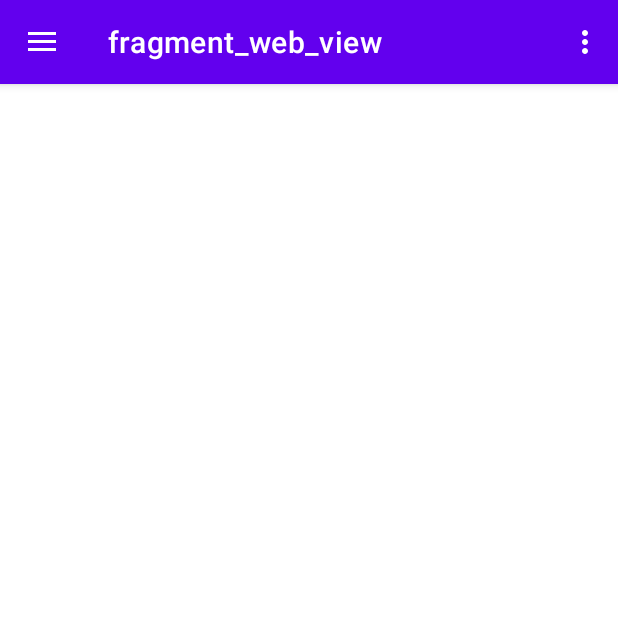
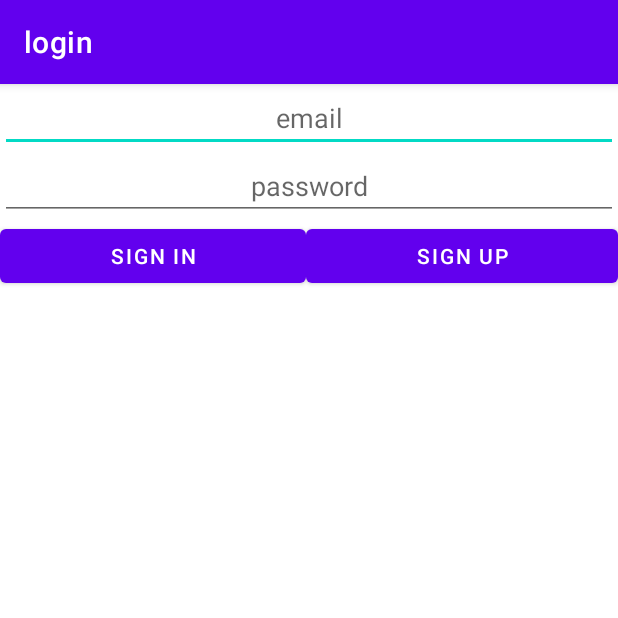
Before and after one commit to fokypoky/AndroidLessons, an Android app: the screen it shows after launch (MainActivity before the commit, LoginActivity after it), on a phone screen of 412 x 824 dp, the top half of it. Run offline under Robolectric (Android 15) with nearby library versions, the phone set to English and light mode, and no system bars; our stand-ins replace Firebase (no records; nobody signed in at launch, a user with empty details on screens opened directly).

Commit message:
Lesson 7 - авторизация

```diff
--- a/app/build.gradle
+++ b/app/build.gradle
@@ -1,5 +1,6 @@
 plugins {
     id 'com.android.application'
+    id 'com.google.gms.google-services'
 }
 
 android {
@@ -43,6 +44,7 @@ dependencies {
     implementation 'androidx.lifecycle:lifecycle-viewmodel-ktx:2.4.1'
     implementation 'androidx.navigation:navigation-fragment:2.5.3'
     implementation 'androidx.navigation:navigation-ui:2.5.3'
+    implementation 'com.google.firebase:firebase-auth:22.0.0'
     testImplementation 'junit:junit:4.13.2'
     androidTestImplementation 'androidx.test.ext:junit:1.1.5'
     androidTestImplementation 'androidx.test.espresso:espresso-core:3.5.1'
--- /dev/null
+++ b/app/src/main/java/ru/mirea/petukhov/a/mireaproject/LoginActivity.java
@@ -0,0 +1,139 @@
+package ru.mirea.petukhov.a.mireaproject;
+
+import androidx.annotation.NonNull;
+import androidx.appcompat.app.AppCompatActivity;
+
+import android.annotation.SuppressLint;
+import android.content.Intent;
+import android.os.Bundle;
+import android.text.TextUtils;
+import android.util.Log;
+import android.view.View;
+import android.widget.Toast;
+
+import com.google.android.gms.tasks.OnCompleteListener;
+import com.google.android.gms.tasks.Task;
+import com.google.firebase.auth.AuthResult;
+import com.google.firebase.auth.FirebaseAuth;
+import com.google.firebase.auth.FirebaseUser;
+
+import java.util.Objects;
+
+import ru.mirea.petukhov.a.mireaproject.databinding.ActivityLoginBinding;
+
+public class LoginActivity extends AppCompatActivity {
+    private ActivityLoginBinding binding;
+    private final String TAG = LoginActivity.class.getSimpleName();
+    private FirebaseAuth mAuth;
+    private FirebaseAuth.AuthStateListener mAuthListener;
+    @Override
+    protected void onCreate(Bundle savedInstanceState) {
+        super.onCreate(savedInstanceState);
+        binding = ActivityLoginBinding.inflate(getLayoutInflater());
+        setContentView(binding.getRoot());
+
+        mAuth = FirebaseAuth.getInstance();
+
+        mAuthListener = new FirebaseAuth.AuthStateListener() {
+            @Override
+            public void onAuthStateChanged(@NonNull FirebaseAuth firebaseAuth) {
+                FirebaseUser user = firebaseAuth.getCurrentUser();
+                if (user != null) {
+                    Log.d(MainActivity.class.getSimpleName(), "onAuthStateChanged:signed_in:" + user.getUid());
+                } else {
+                    Log.d(MainActivity.class.getSimpleName(), "onAuthStateChanged:signed_out");
+                }
+                updateUI(user);
+            }
+        };
+
+        binding.signInButton.setOnClickListener(new View.OnClickListener() {
+            @Override
+            public void onClick(View v) {
+                String email = binding.emailField.getText().toString();
+                String password = binding.passwordField.getText().toString();
+                signIn(email, password);
+            }
+        });
+
+        binding.signUpButton.setOnClickListener(new View.OnClickListener() {
+            @Override
+            public void onClick(View v) {
+                String email = binding.emailField.getText().toString();
+                String password = binding.passwordField.getText().toString();
+                createAccount(email, password);
+            }
+        });
+    }
+    @Override
+    public void onStart(){
+        super.onStart();
+        mAuth.addAuthStateListener(mAuthListener);
+    }
+
+    private void updateUI(FirebaseUser user) {
+
+    }
+    private void signIn(String email, String password){
+        Log.d(MainActivity.class.getSimpleName(), "signIn:" + email);
+        if (!validateForm()) {
+            return;
+        }
+        mAuth.signInWithEmailAndPassword(email, password)
+                .addOnCompleteListener(this, new OnCompleteListener<AuthResult>() {
+                    @Override
+                    public void onComplete(@NonNull Task<AuthResult> task) {
+                        Log.d(MainActivity.class.getSimpleName(), "signInWithEmail:onComplete:" + task.isSuccessful());
+                        if (!task.isSuccessful()) {
+                            Log.w(MainActivity.class.getSimpleName(), "signInWithEmail:failed", task.getException());
+                            Toast.makeText(LoginActivity.this, "Authentication failed", Toast.LENGTH_SHORT).show();
+                        }
+                        else{
+                            Intent intent = new Intent(LoginActivity.this, MainActivity.class);
+                            startActivity(intent);
+                        }
+                    }
+                });
+    }
+    private void createAccount(String email, String password){
+        Log.d(MainActivity.class.getSimpleName(), "createAccount:" + email);
+        if (!validateForm()) {
+            return;
+        }
+        mAuth.createUserWithEmailAndPassword(email, password)
+                .addOnCompleteListener(this, new OnCompleteListener<AuthResult>() {
+                    @Override
+                    public void onComplete(@NonNull Task<AuthResult> task) {
+                        Log.d(MainActivity.class.getSimpleName(), "createUserWithEmail:onComplete:" + task.isSuccessful());
+
+                        if (!task.isSuccessful()) {
+                            Toast.makeText(LoginActivity.this, "Authentication failed", Toast.LENGTH_SHORT).show();
+                        }
+                        else {
+                            Toast.makeText(getBaseContext(), "Check your email", Toast.LENGTH_LONG).show();
+                        }
+                    }
+                });
+    }
+    private boolean validateForm() {
+        boolean valid = true;
+
+        String email = binding.emailField.getText().toString();
+        if (TextUtils.isEmpty(email)) {
+            binding.emailField.setError("Required.");
+            valid = false;
+        } else {
+            binding.emailField.setError(null);
+        }
+
+        String password = binding.passwordField.getText().toString();
+        if (TextUtils.isEmpty(password)) {
+            binding.passwordField.setError("Required.");
+            valid = false;
+        } else {
+            binding.passwordField.setError(null);
+        }
+
+        return valid;
+    }
+}
--- /dev/null
+++ b/app/src/main/res/layout/activity_login.xml
@@ -0,0 +1,53 @@
+<?xml version="1.0" encoding="utf-8"?>
+<androidx.constraintlayout.widget.ConstraintLayout xmlns:android="http://schemas.android.com/apk/res/android"
+    xmlns:app="http://schemas.android.com/apk/res-auto"
+    xmlns:tools="http://schemas.android.com/tools"
+    android:layout_width="match_parent"
+    android:layout_height="match_parent"
+    tools:context=".LoginActivity">
+
+    <LinearLayout
+        android:layout_width="match_parent"
+        android:layout_height="match_parent"
+        android:orientation="vertical">
+
+        <EditText
+            android:id="@+id/emailField"
+            android:layout_width="match_parent"
+            android:layout_height="wrap_content"
+            android:ems="10"
+            android:inputType="textEmailAddress"
+            android:hint="email"
+            android:textAlignment="center"
+            />
+
+        <EditText
+            android:id="@+id/passwordField"
+            android:layout_width="match_parent"
+            android:layout_height="wrap_content"
+            android:hint="password"
+            android:textAlignment="center"
+            android:ems="10"
+            android:inputType="textPassword" />
+        <LinearLayout
+            android:id="@+id/signInButtons"
+            android:layout_width="match_parent"
+            android:layout_height="match_parent"
+            android:orientation="horizontal">
+
+            <Button
+                android:id="@+id/signInButton"
+                android:layout_width="wrap_content"
+                android:layout_height="wrap_content"
+                android:layout_weight="1"
+                android:text="Sign In" />
+
+            <Button
+                android:id="@+id/signUpButton"
+                android:layout_width="wrap_content"
+                android:layout_height="wrap_content"
+                android:layout_weight="1"
+                android:text="Sign Up" />
+        </LinearLayout>
+    </LinearLayout>
+</androidx.constraintlayout.widget.ConstraintLayout>
--- a/app/src/main/res/layout/activity_main.xml
+++ b/app/src/main/res/layout/activity_main.xml
@@ -5,6 +5,7 @@
     android:id="@+id/drawer_layout"
     android:layout_width="match_parent"
     android:layout_height="match_parent"
+    android:theme="@style/Theme.AppCompat.Light.NoActionBar"
     android:fitsSystemWindows="true"
     tools:openDrawer="start">
 
--- a/app/src/main/res/layout/fragment_camera.xml
+++ b/app/src/main/res/layout/fragment_camera.xml
@@ -4,6 +4,7 @@
     xmlns:tools="http://schemas.android.com/tools"
     android:layout_width="match_parent"
     android:layout_height="match_parent"
+    android:theme="@style/Theme.AppCompat.Light.NoActionBar"
     tools:context=".CameraFragment">
 
     <LinearLayout
--- a/app/src/main/res/layout/fragment_data.xml
+++ b/app/src/main/res/layout/fragment_data.xml
@@ -3,6 +3,7 @@
     xmlns:tools="http://schemas.android.com/tools"
     android:layout_width="match_parent"
     android:layout_height="match_parent"
+    android:theme="@style/Theme.AppCompat.Light.NoActionBar"
     tools:context=".DataFragment">
 
     <com.google.android.material.card.MaterialCardView
--- a/app/src/main/res/layout/fragment_file.xml
+++ b/app/src/main/res/layout/fragment_file.xml
@@ -4,6 +4,7 @@
     xmlns:tools="http://schemas.android.com/tools"
     android:layout_width="match_parent"
     android:layout_height="match_parent"
+    android:theme="@style/Theme.AppCompat.Light.NoActionBar"
     tools:context=".FileFragment">
 
     <androidx.constraintlayout.widget.ConstraintLayout
--- a/app/src/main/res/layout/fragment_gallery.xml
+++ b/app/src/main/res/layout/fragment_gallery.xml
@@ -4,6 +4,7 @@
     xmlns:tools="http://schemas.android.com/tools"
     android:layout_width="match_parent"
     android:layout_height="match_parent"
+    android:theme="@style/Theme.AppCompat.Light.NoActionBar"
     tools:context=".ui.gallery.GalleryFragment">
 
     <TextView
--- a/app/src/main/res/layout/fragment_home.xml
+++ b/app/src/main/res/layout/fragment_home.xml
@@ -3,6 +3,7 @@
     xmlns:app="http://schemas.android.com/apk/res-auto"
     xmlns:tools="http://schemas.android.com/tools"
     android:layout_width="match_parent"
+    android:theme="@style/Theme.AppCompat.Light.NoActionBar"
     android:layout_height="match_parent"
     tools:context=".ui.home.HomeFragment">
 
--- a/app/src/main/res/layout/fragment_notification.xml
+++ b/app/src/main/res/layout/fragment_notification.xml
@@ -2,6 +2,7 @@
 <FrameLayout xmlns:android="http://schemas.android.com/apk/res/android"
     xmlns:tools="http://schemas.android.com/tools"
     android:layout_width="match_parent"
+    android:theme="@style/Theme.AppCompat.Light.NoActionBar"
     android:layout_height="match_parent"
     tools:context=".notification">
 
--- a/app/src/main/res/layout/fragment_profile.xml
+++ b/app/src/main/res/layout/fragment_profile.xml
@@ -3,6 +3,7 @@
     xmlns:tools="http://schemas.android.com/tools"
     android:layout_width="match_parent"
     android:layout_height="match_parent"
+    android:theme="@style/Theme.AppCompat.Light.NoActionBar"
     tools:context=".ProfileFragment">
     <LinearLayout
         android:layout_width="match_parent"
--- a/app/src/main/res/layout/fragment_recorder.xml
+++ b/app/src/main/res/layout/fragment_recorder.xml
@@ -3,6 +3,7 @@
     xmlns:app="http://schemas.android.com/apk/res-auto"
     xmlns:tools="http://schemas.android.com/tools"
     android:layout_width="match_parent"
+    android:theme="@style/Theme.AppCompat.Light.NoActionBar"
     android:layout_height="match_parent"
     tools:context=".RecorderFragment">
 
--- a/app/src/main/res/layout/fragment_sensor.xml
+++ b/app/src/main/res/layout/fragment_sensor.xml
@@ -3,6 +3,7 @@
     xmlns:app="http://schemas.android.com/apk/res-auto"
     xmlns:tools="http://schemas.android.com/tools"
     android:layout_width="match_parent"
+    android:theme="@style/Theme.AppCompat.Light.NoActionBar"
     android:layout_height="match_parent"
     tools:context=".SensorFragment">
 </FrameLayout>
--- a/app/src/main/res/layout/fragment_slideshow.xml
+++ b/app/src/main/res/layout/fragment_slideshow.xml
@@ -3,6 +3,7 @@
     xmlns:app="http://schemas.android.com/apk/res-auto"
     xmlns:tools="http://schemas.android.com/tools"
     android:layout_width="match_parent"
+    android:theme="@style/Theme.AppCompat.Light.NoActionBar"
     android:layout_height="match_parent"
     tools:context=".ui.slideshow.SlideshowFragment">
 
--- a/app/src/main/res/layout/fragment_web_view.xml
+++ b/app/src/main/res/layout/fragment_web_view.xml
@@ -2,6 +2,7 @@
 <FrameLayout xmlns:android="http://schemas.android.com/apk/res/android"
     xmlns:tools="http://schemas.android.com/tools"
     android:layout_width="match_parent"
+    android:theme="@style/Theme.AppCompat.Light.NoActionBar"
     android:layout_height="match_parent"
     tools:context=".WebViewFragment">
 
--- a/build.gradle
+++ b/build.gradle
@@ -1,4 +1,8 @@
-// Top-level build file where you can add configuration options common to all sub-projects/modules.
+buildscript {
+    dependencies {
+        classpath 'com.google.gms:google-services:4.3.15'
+    }
+}// Top-level build file where you can add configuration options common to all sub-projects/modules.
 plugins {
     id 'com.android.application' version '7.4.1' apply false
     id 'com.android.library' version '7.4.1' apply false
```
Also changed, not shown: app/src/main/AndroidManifest.xml (+16 -11 lines).
